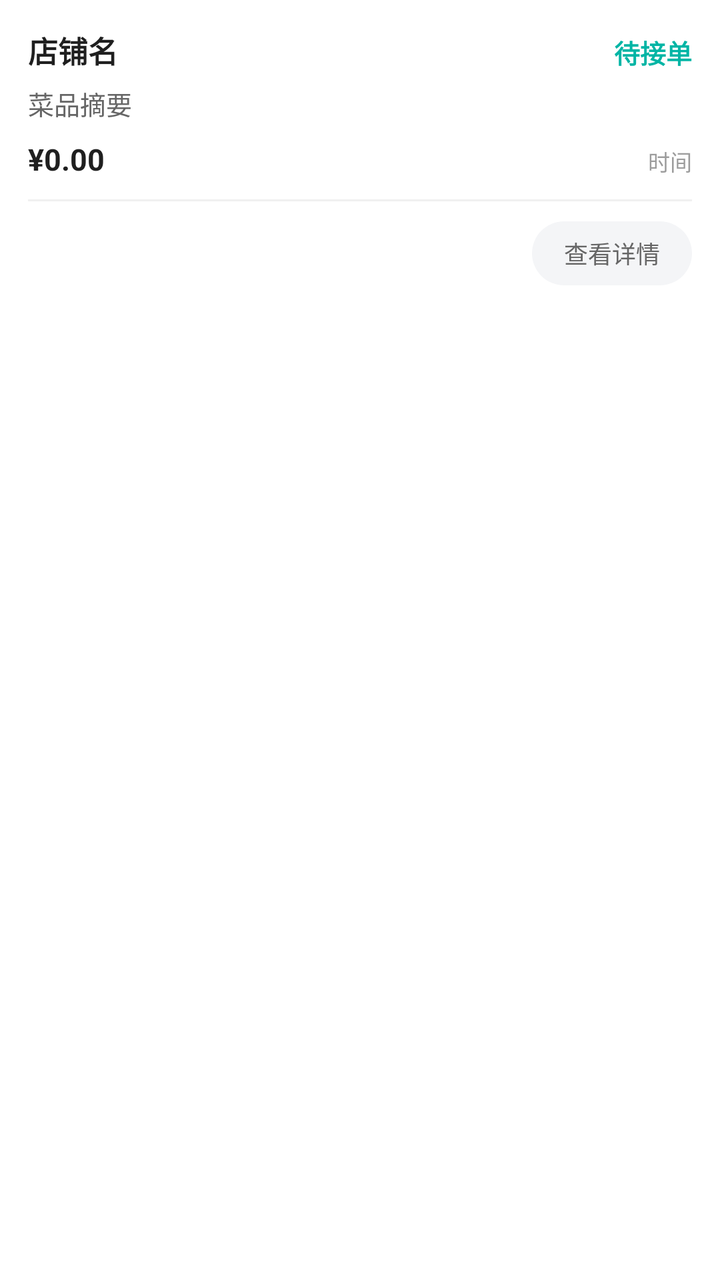
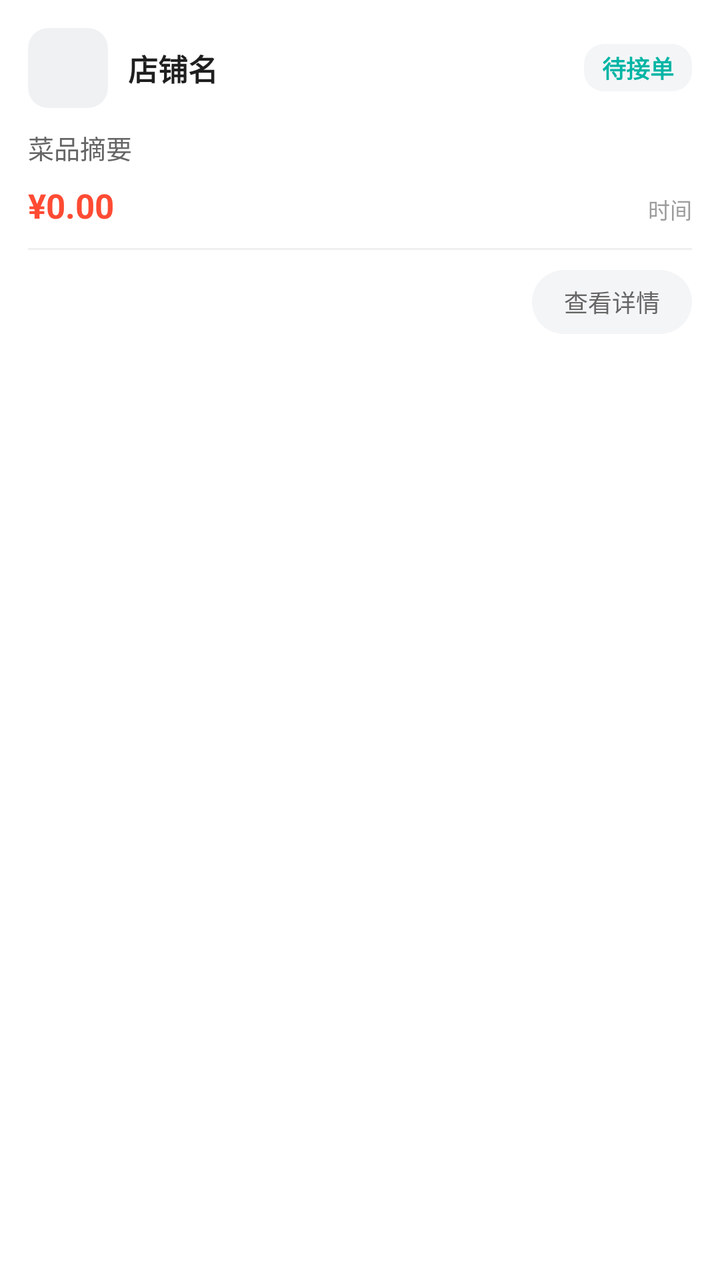

Screens rendered from an Android XML layout before and after an edit, with the pre-edit source and the edit as a unified diff.
<!-- AndroidManifest.xml: application theme Theme.MeituanDelivery -->
<!-- res/layout/item_order.xml -->
<?xml version="1.0" encoding="utf-8"?>
<LinearLayout xmlns:android="http://schemas.android.com/apk/res/android"
    android:layout_width="match_parent"
    android:layout_height="wrap_content"
    android:orientation="vertical"
    android:padding="14dp"
    android:layout_marginTop="10dp"
    android:background="@drawable/bg_card">

    <LinearLayout
        android:layout_width="match_parent"
        android:layout_height="wrap_content"
        android:orientation="horizontal">

        <TextView
            android:id="@+id/tv_restaurant"
            android:layout_width="0dp"
            android:layout_height="wrap_content"
            android:layout_weight="1"
            android:maxLines="1"
            android:ellipsize="end"
            android:text="店铺名"
            android:textColor="@color/text_primary"
            android:textSize="15sp"
            android:textStyle="bold" />

        <TextView
            android:id="@+id/tv_status"
            android:layout_width="wrap_content"
            android:layout_height="wrap_content"
            android:layout_marginStart="8dp"
            android:text="待接单"
            android:textColor="@color/accent"
            android:textSize="13sp"
            android:textStyle="bold" />
    </LinearLayout>

    <TextView
        android:id="@+id/tv_items"
        android:layout_width="wrap_content"
        android:layout_height="wrap_content"
        android:layout_marginTop="6dp"
        android:maxLines="2"
        android:ellipsize="end"
        android:text="菜品摘要"
        android:textColor="@color/text_secondary"
        android:textSize="13sp" />

    <LinearLayout
        android:layout_width="match_parent"
        android:layout_height="wrap_content"
        android:layout_marginTop="8dp"
        android:orientation="horizontal">

        <TextView
            android:id="@+id/tv_total"
            android:layout_width="0dp"
            android:layout_height="wrap_content"
            android:layout_weight="1"
            android:text="¥0.00"
            android:textColor="@color/text_primary"
            android:textSize="15sp"
            android:textStyle="bold" />

        <TextView
            android:id="@+id/tv_time"
            android:layout_width="wrap_content"
            android:layout_height="wrap_content"
            android:text="时间"
            android:textColor="@color/text_hint"
            android:textSize="11sp" />
    </LinearLayout>

    <View
        android:layout_width="match_parent"
        android:layout_height="1dp"
        android:layout_marginTop="10dp"
        android:background="@color/divider" />

    <LinearLayout
        android:layout_width="match_parent"
        android:layout_height="wrap_content"
        android:layout_marginTop="10dp"
        android:orientation="horizontal"
        android:gravity="end">

        <TextView
            android:id="@+id/btn_primary"
            android:layout_width="wrap_content"
            android:layout_height="32dp"
            android:paddingHorizontal="16dp"
            android:gravity="center"
            android:text="去评价"
            android:textColor="@color/on_yellow"
            android:textStyle="bold"
            android:textSize="12sp"
            android:background="@drawable/bg_btn_primary"
            android:layout_marginEnd="8dp"
            android:visibility="gone" />

        <TextView
            android:id="@+id/btn_detail"
            android:layout_width="wrap_content"
            android:layout_height="32dp"
            android:paddingHorizontal="16dp"
            android:gravity="center"
            android:text="查看详情"
            android:textColor="@color/text_secondary"
            android:textSize="12sp"
            android:background="@drawable/bg_btn_gray" />
    </LinearLayout>
</LinearLayout>
<!-- resources referenced by this layout -->
<resources>
  <color name="accent">#00B5A5</color>
  <color name="divider">#F0F0F0</color>
  <color name="on_yellow">#33230A</color>
  <color name="text_hint">#9C9C9C</color>
  <color name="text_primary">#1F1F1F</color>
  <color name="text_secondary">#666666</color>
  <!-- drawable bg_btn_gray (drawable) -->
  <?xml version="1.0" encoding="utf-8"?>
  <shape xmlns:android="http://schemas.android.com/apk/res/android">
      <solid android:color="@color/gray_bg" />
      <corners android:radius="18dp" />
  </shape>
  <!-- drawable bg_btn_primary (drawable) -->
  <?xml version="1.0" encoding="utf-8"?>
  <shape xmlns:android="http://schemas.android.com/apk/res/android">
      <solid android:color="@color/primary" />
      <corners android:radius="24dp" />
  </shape>
  <!-- drawable bg_card (drawable) -->
  <?xml version="1.0" encoding="utf-8"?>
  <shape xmlns:android="http://schemas.android.com/apk/res/android">
      <solid android:color="@color/white" />
      <corners android:radius="14dp" />
  </shape>
  <style name="Theme.MeituanDelivery" parent="Theme.MaterialComponents.DayNight.NoActionBar">
          <item name="colorPrimary">@color/primary</item>
          <item name="colorPrimaryDark">@color/primary_dark</item>
          <item name="colorAccent">@color/accent</item>
          <item name="android:statusBarColor">@color/primary</item>
          <item name="android:windowLightStatusBar">true</item>
      </style>
  <color name="gray_bg">#F4F5F7</color>
  <color name="primary">#FFD100</color>
  <color name="white">#FFFFFF</color>
  <color name="primary_dark">#F2B900</color>
</resources>

<!-- the commit's change to res/layout/item_order.xml (unified diff, before → after) -->
@@ -10,13 +10,23 @@
     <LinearLayout
         android:layout_width="match_parent"
         android:layout_height="wrap_content"
-        android:orientation="horizontal">
+        android:orientation="horizontal"
+        android:gravity="center_vertical">
+
+        <ImageView
+            android:id="@+id/img"
+            android:layout_width="40dp"
+            android:layout_height="40dp"
+            android:background="@drawable/bg_img_round"
+            android:clipToOutline="true"
+            android:scaleType="centerCrop" />
 
         <TextView
             android:id="@+id/tv_restaurant"
             android:layout_width="0dp"
             android:layout_height="wrap_content"
             android:layout_weight="1"
+            android:layout_marginStart="10dp"
             android:maxLines="1"
             android:ellipsize="end"
             android:text="店铺名"
@@ -29,17 +39,20 @@
             android:layout_width="wrap_content"
             android:layout_height="wrap_content"
             android:layout_marginStart="8dp"
+            android:paddingHorizontal="9dp"
+            android:paddingVertical="3dp"
+            android:background="@drawable/bg_pill"
             android:text="待接单"
             android:textColor="@color/accent"
-            android:textSize="13sp"
+            android:textSize="12sp"
             android:textStyle="bold" />
     </LinearLayout>
 
     <TextView
         android:id="@+id/tv_items"
-        android:layout_width="wrap_content"
+        android:layout_width="match_parent"
         android:layout_height="wrap_content"
-        android:layout_marginTop="6dp"
+        android:layout_marginTop="10dp"
         android:maxLines="2"
         android:ellipsize="end"
         android:text="菜品摘要"
@@ -50,7 +63,8 @@
         android:layout_width="match_parent"
         android:layout_height="wrap_content"
         android:layout_marginTop="8dp"
-        android:orientation="horizontal">
+        android:orientation="horizontal"
+        android:gravity="bottom">
 
         <TextView
             android:id="@+id/tv_total"
@@ -58,8 +72,8 @@
             android:layout_height="wrap_content"
             android:layout_weight="1"
             android:text="¥0.00"
-            android:textColor="@color/text_primary"
-            android:textSize="15sp"
+            android:textColor="@color/orange"
+            android:textSize="17sp"
             android:textStyle="bold" />
 
         <TextView
<!-- resource entries referenced after the edit -->
@@ -3,6 +3,7 @@
   <color name="accent">#00B5A5</color>
   <color name="divider">#F0F0F0</color>
   <color name="on_yellow">#33230A</color>
+  <color name="orange">#FF4B33</color>
   <color name="text_hint">#9C9C9C</color>
   <color name="text_primary">#1F1F1F</color>
   <color name="text_secondary">#666666</color>
@@ -24,6 +25,19 @@
       <solid android:color="@color/white" />
       <corners android:radius="14dp" />
   </shape>
+  <!-- drawable bg_img_round (drawable) -->
+  <?xml version="1.0" encoding="utf-8"?>
+  <shape xmlns:android="http://schemas.android.com/apk/res/android"
+      android:shape="rectangle">
+      <solid android:color="#F0F1F3" />
+      <corners android:radius="10dp" />
+  </shape>
+  <!-- drawable bg_pill (drawable) -->
+  <?xml version="1.0" encoding="utf-8"?>
+  <shape xmlns:android="http://schemas.android.com/apk/res/android">
+      <solid android:color="@color/gray_bg" />
+      <corners android:radius="10dp" />
+  </shape>
   <style name="Theme.MeituanDelivery" parent="Theme.MaterialComponents.DayNight.NoActionBar">
           <item name="colorPrimary">@color/primary</item>
           <item name="colorPrimaryDark">@color/primary_dark</item>
